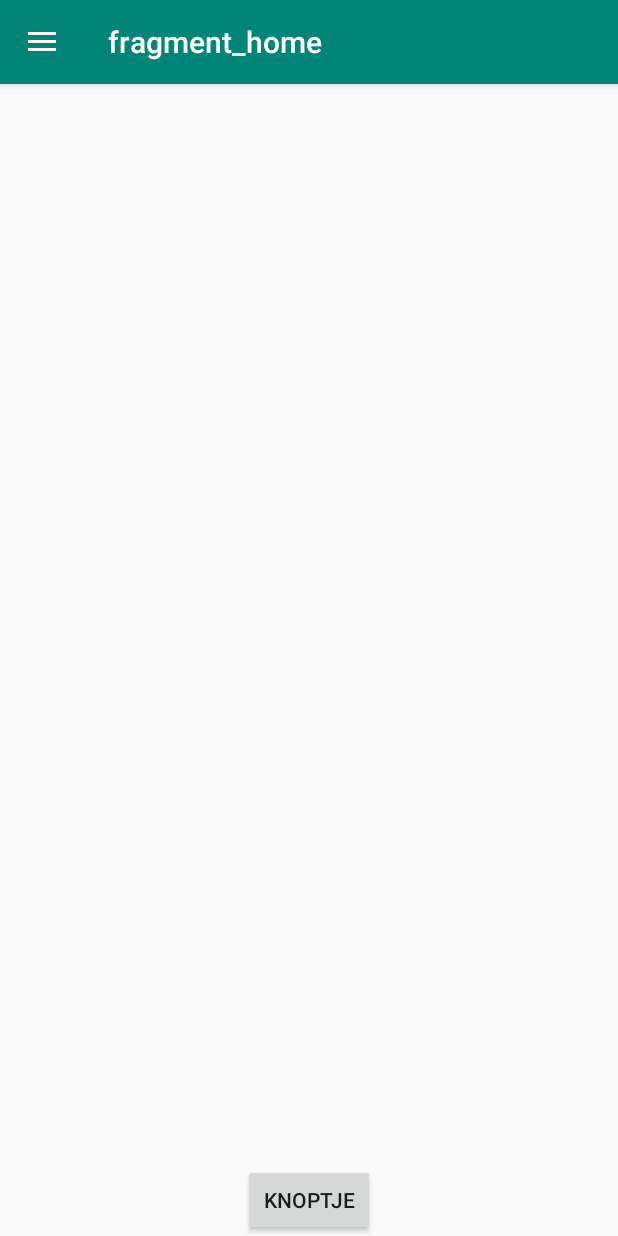
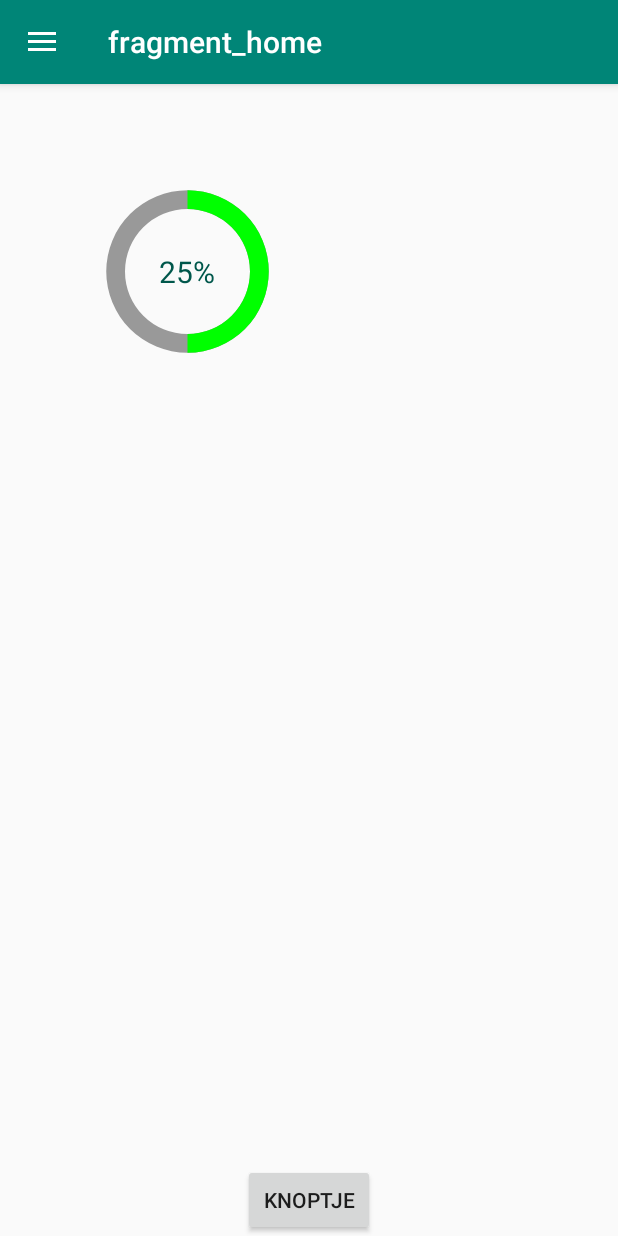
Before and after one commit to robbedec/calorietracker-android, an Android app: the screen it shows after launch (MainActivity), on a phone screen of 412 x 824 dp. Run offline under Robolectric (Android 15) with nearby library versions, the phone set to English and light mode, and no system bars; our stand-ins replace data binding, navigation-ui; 1 statement that could not run was skipped.

Commit message:
feat: circular progressbar in layout

```diff
--- a/app/src/main/java/com/example/android/calorietracker/MainActivity.kt
+++ b/app/src/main/java/com/example/android/calorietracker/MainActivity.kt
@@ -26,7 +26,7 @@ class MainActivity : AppCompatActivity() {
         NavigationUI.setupActionBarWithNavController(this, navController, drawerLayout)
         appBarConfiguration = AppBarConfiguration(navController.graph, drawerLayout)
 
-        // prevent nav gesture if not on start destination
+        // prevent nav gesture if not on start destination (swipe only)
         navController.addOnDestinationChangedListener { nc: NavController, nd: NavDestination, bundle: Bundle? ->
             if(nd.id == nc.graph.startDestination) {
                 drawerLayout.setDrawerLockMode(DrawerLayout.LOCK_MODE_UNLOCKED)
--- /dev/null
+++ b/app/src/main/res/drawable/circular.xml
@@ -0,0 +1,48 @@
+<?xml version="1.0" encoding="utf-8"?>
+<layer-list xmlns:android="http://schemas.android.com/apk/res/android">
+    <item android:id="@android:id/secondaryProgress">
+        <shape
+            android:innerRadiusRatio="6"
+            android:shape="ring"
+            android:thicknessRatio="20.0"
+            android:useLevel="true">
+
+
+            <gradient
+                android:centerColor="#999999"
+                android:endColor="#999999"
+                android:startColor="#999999"
+                android:type="sweep" />
+        </shape>
+    </item>
+
+    <item android:id="@android:id/progress">
+        <rotate
+            android:fromDegrees="270"
+            android:pivotX="50%"
+            android:pivotY="50%"
+            android:toDegrees="270">
+
+            <shape
+                android:innerRadiusRatio="6"
+                android:shape="ring"
+                android:thicknessRatio="20.0"
+                android:useLevel="true">
+
+
+                <rotate
+                    android:fromDegrees="0"
+                    android:pivotX="50%"
+                    android:pivotY="50%"
+                    android:toDegrees="360" />
+
+                <gradient
+                    android:centerColor="#00FF00"
+                    android:endColor="#00FF00"
+                    android:startColor="#00FF00"
+                    android:type="sweep" />
+
+            </shape>
+        </rotate>
+    </item>
+</layer-list>
--- /dev/null
+++ b/app/src/main/res/drawable/whitecircle.xml
@@ -0,0 +1,12 @@
+<?xml version="1.0" encoding="utf-8"?>
+<shape
+    xmlns:android="http://schemas.android.com/apk/res/android"
+    android:shape="oval">
+
+    <solid
+        android:color="#666666"/>
+
+    <size
+        android:width="120dp"
+        android:height="120dp"/>
+</shape>
--- a/app/src/main/res/layout/fragment_home.xml
+++ b/app/src/main/res/layout/fragment_home.xml
@@ -17,5 +17,33 @@
             app:layout_constraintBottom_toBottomOf="parent"
             app:layout_constraintEnd_toEndOf="parent"
             app:layout_constraintStart_toStartOf="parent" />
+
+        <!-- CIRCULAR PROGRESS BAR: https://stackoverflow.com/a/37160724 -->
+        <ProgressBar
+            android:id="@+id/circularProgressbar"
+            style="?android:attr/progressBarStyleHorizontal"
+            android:layout_width="250dp"
+            android:layout_height="250dp"
+            android:indeterminate="false"
+            android:max="100"
+            android:progress="50"
+            android:layout_centerInParent="true"
+            android:progressDrawable="@drawable/circular"
+            android:secondaryProgress="100" />
+
+
+
+        <TextView
+            android:id="@+id/tv"
+            android:layout_width="250dp"
+            android:layout_height="250dp"
+            android:gravity="center"
+            android:text="25%"
+            android:layout_centerInParent="true"
+            android:textColor="@color/colorPrimaryDark"
+            android:textSize="20sp" />
+
+
+
     </androidx.constraintlayout.widget.ConstraintLayout>
 </layout>
```
